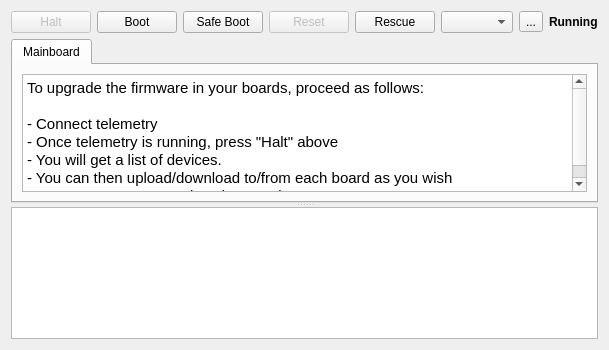
openpilot/OpenPilot, file ground/openpilotgcs/src/plugins/uploader/uploader.ui: the form before one commit.
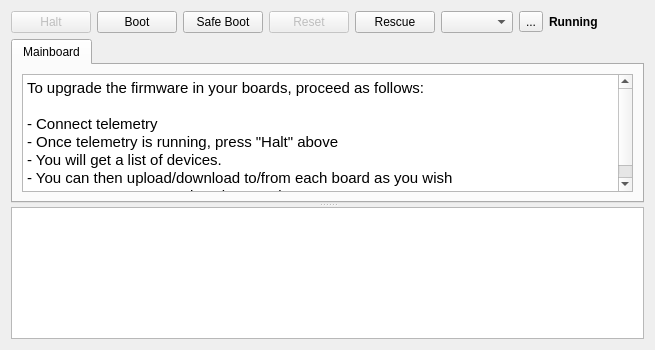
The form after the commit. Icons and pictures are not drawn.

Commit message: OpenPilot OP-602 Please add a Help button on the Firmware page

Patch:
```diff
--- a/ground/openpilotgcs/src/plugins/uploader/uploader.ui
+++ b/ground/openpilotgcs/src/plugins/uploader/uploader.ui
@@ -6,7 +6,7 @@
    <rect>
     <x>0</x>
     <y>0</y>
-    <width>580</width>
+    <width>583</width>
     <height>350</height>
    </rect>
   </property>
@@ -144,6 +144,26 @@
        </property>
       </widget>
      </item>
+     <item>
+      <widget class="QPushButton" name="pbHelp">
+       <property name="text">
+        <string/>
+       </property>
+       <property name="icon">
+        <iconset resource="../coreplugin/core.qrc">
+         <normaloff>:/core/images/helpicon.svg</normaloff>:/core/images/helpicon.svg</iconset>
+       </property>
+       <property name="iconSize">
+        <size>
+         <width>30</width>
+         <height>30</height>
+        </size>
+       </property>
+       <property name="flat">
+        <bool>true</bool>
+       </property>
+      </widget>
+     </item>
     </layout>
    </item>
    <item>
@@ -166,14 +186,14 @@
            <string>&lt;!DOCTYPE HTML PUBLIC &quot;-//W3C//DTD HTML 4.0//EN&quot; &quot;http://www.w3.org/TR/REC-html40/strict.dtd&quot;&gt;
 &lt;html&gt;&lt;head&gt;&lt;meta name=&quot;qrichtext&quot; content=&quot;1&quot; /&gt;&lt;style type=&quot;text/css&quot;&gt;
 p, li { white-space: pre-wrap; }
-&lt;/style&gt;&lt;/head&gt;&lt;body style=&quot; font-family:'Ubuntu'; font-size:11pt; font-weight:400; font-style:normal;&quot;&gt;
-&lt;p style=&quot; margin-top:0px; margin-bottom:0px; margin-left:0px; margin-right:0px; -qt-block-indent:0; text-indent:0px;&quot;&gt;To upgrade the firmware in your boards, proceed as follows:&lt;/p&gt;
-&lt;p style=&quot;-qt-paragraph-type:empty; margin-top:0px; margin-bottom:0px; margin-left:0px; margin-right:0px; -qt-block-indent:0; text-indent:0px;&quot;&gt;&lt;/p&gt;
-&lt;p style=&quot; margin-top:0px; margin-bottom:0px; margin-left:0px; margin-right:0px; -qt-block-indent:0; text-indent:0px;&quot;&gt;- Connect telemetry&lt;/p&gt;
-&lt;p style=&quot; margin-top:0px; margin-bottom:0px; margin-left:0px; margin-right:0px; -qt-block-indent:0; text-indent:0px;&quot;&gt;- Once telemetry is running, press &amp;quot;Halt&amp;quot; above&lt;/p&gt;
-&lt;p style=&quot; margin-top:0px; margin-bottom:0px; margin-left:0px; margin-right:0px; -qt-block-indent:0; text-indent:0px;&quot;&gt;- You will get a list of devices.&lt;/p&gt;
-&lt;p style=&quot; margin-top:0px; margin-bottom:0px; margin-left:0px; margin-right:0px; -qt-block-indent:0; text-indent:0px;&quot;&gt;- You can then upload/download to/from each board as you wish&lt;/p&gt;
-&lt;p style=&quot; margin-top:0px; margin-bottom:0px; margin-left:0px; margin-right:0px; -qt-block-indent:0; text-indent:0px;&quot;&gt;- You can resume operations by pressing &amp;quot;Boot&amp;quot;&lt;/p&gt;&lt;/body&gt;&lt;/html&gt;</string>
+&lt;/style&gt;&lt;/head&gt;&lt;body style=&quot; font-family:'MS Shell Dlg 2'; font-size:8.25pt; font-weight:400; font-style:normal;&quot;&gt;
+&lt;p style=&quot; margin-top:0px; margin-bottom:0px; margin-left:0px; margin-right:0px; -qt-block-indent:0; text-indent:0px;&quot;&gt;&lt;span style=&quot; font-family:'Ubuntu'; font-size:11pt;&quot;&gt;To upgrade the firmware in your boards, proceed as follows:&lt;/span&gt;&lt;/p&gt;
+&lt;p style=&quot;-qt-paragraph-type:empty; margin-top:0px; margin-bottom:0px; margin-left:0px; margin-right:0px; -qt-block-indent:0; text-indent:0px; font-family:'Ubuntu'; font-size:11pt;&quot;&gt;&lt;/p&gt;
+&lt;p style=&quot; margin-top:0px; margin-bottom:0px; margin-left:0px; margin-right:0px; -qt-block-indent:0; text-indent:0px;&quot;&gt;&lt;span style=&quot; font-family:'Ubuntu'; font-size:11pt;&quot;&gt;- Connect telemetry&lt;/span&gt;&lt;/p&gt;
+&lt;p style=&quot; margin-top:0px; margin-bottom:0px; margin-left:0px; margin-right:0px; -qt-block-indent:0; text-indent:0px;&quot;&gt;&lt;span style=&quot; font-family:'Ubuntu'; font-size:11pt;&quot;&gt;- Once telemetry is running, press &amp;quot;Halt&amp;quot; above&lt;/span&gt;&lt;/p&gt;
+&lt;p style=&quot; margin-top:0px; margin-bottom:0px; margin-left:0px; margin-right:0px; -qt-block-indent:0; text-indent:0px;&quot;&gt;&lt;span style=&quot; font-family:'Ubuntu'; font-size:11pt;&quot;&gt;- You will get a list of devices.&lt;/span&gt;&lt;/p&gt;
+&lt;p style=&quot; margin-top:0px; margin-bottom:0px; margin-left:0px; margin-right:0px; -qt-block-indent:0; text-indent:0px;&quot;&gt;&lt;span style=&quot; font-family:'Ubuntu'; font-size:11pt;&quot;&gt;- You can then upload/download to/from each board as you wish&lt;/span&gt;&lt;/p&gt;
+&lt;p style=&quot; margin-top:0px; margin-bottom:0px; margin-left:0px; margin-right:0px; -qt-block-indent:0; text-indent:0px;&quot;&gt;&lt;span style=&quot; font-family:'Ubuntu'; font-size:11pt;&quot;&gt;- You can resume operations by pressing &amp;quot;Boot&amp;quot;&lt;/span&gt;&lt;/p&gt;&lt;/body&gt;&lt;/html&gt;</string>
           </property>
          </widget>
         </item>
@@ -188,8 +208,8 @@
        <string>&lt;!DOCTYPE HTML PUBLIC &quot;-//W3C//DTD HTML 4.0//EN&quot; &quot;http://www.w3.org/TR/REC-html40/strict.dtd&quot;&gt;
 &lt;html&gt;&lt;head&gt;&lt;meta name=&quot;qrichtext&quot; content=&quot;1&quot; /&gt;&lt;style type=&quot;text/css&quot;&gt;
 p, li { white-space: pre-wrap; }
-&lt;/style&gt;&lt;/head&gt;&lt;body style=&quot; font-family:'Ubuntu'; font-size:11pt; font-weight:400; font-style:normal;&quot;&gt;
-&lt;p style=&quot;-qt-paragraph-type:empty; margin-top:0px; margin-bottom:0px; margin-left:0px; margin-right:0px; -qt-block-indent:0; text-indent:0px;&quot;&gt;&lt;/p&gt;&lt;/body&gt;&lt;/html&gt;</string>
+&lt;/style&gt;&lt;/head&gt;&lt;body style=&quot; font-family:'MS Shell Dlg 2'; font-size:8.25pt; font-weight:400; font-style:normal;&quot;&gt;
+&lt;p style=&quot;-qt-paragraph-type:empty; margin-top:0px; margin-bottom:0px; margin-left:0px; margin-right:0px; -qt-block-indent:0; text-indent:0px; font-family:'Ubuntu'; font-size:11pt;&quot;&gt;&lt;/p&gt;&lt;/body&gt;&lt;/html&gt;</string>
       </property>
      </widget>
     </widget>
```
Left out of the diff: 4 changed lines with no effect on the pictures. The commit also changes 2 other files.
